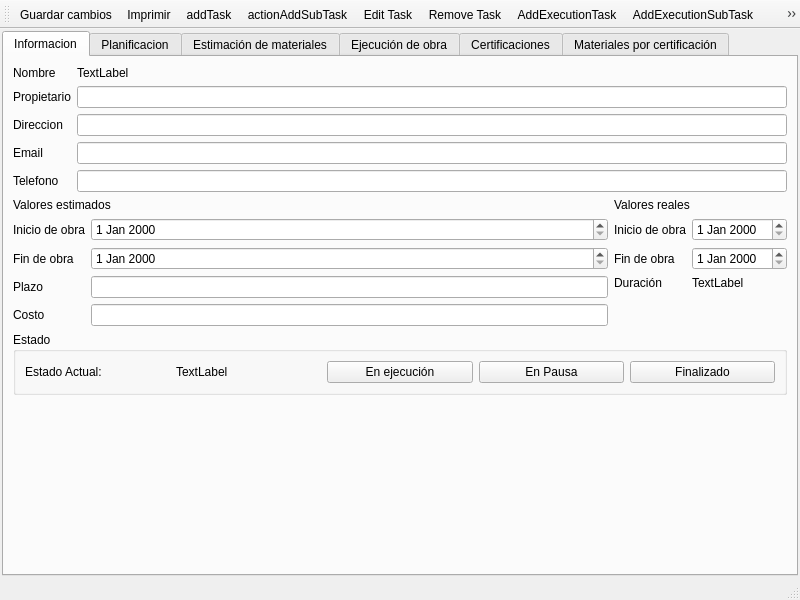
diegowald/mksPlanner, file mksPlanner/views/projectwindow.ui: the form before one commit.
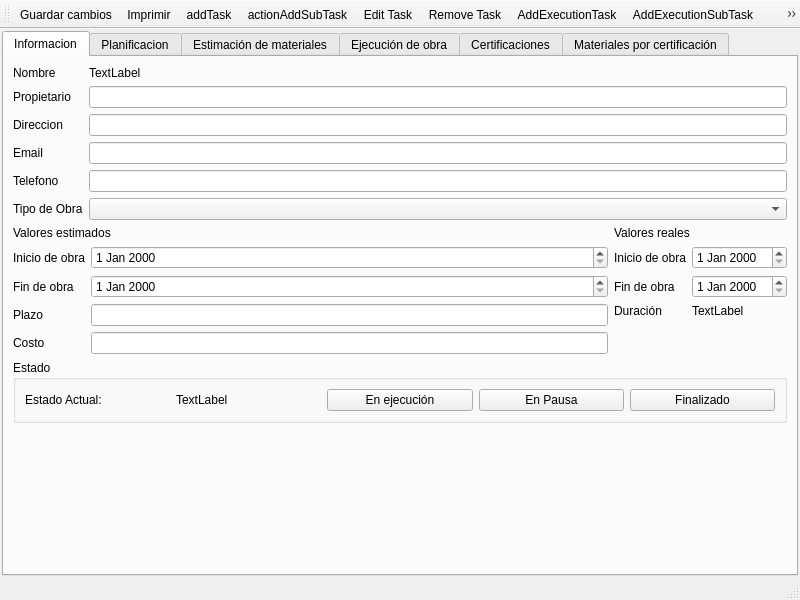
The form after the commit. The open tabs and pages were chosen to show the change. Icons and pictures are not drawn. Custom widgets are drawn as their Qt base class.

Commit message: Now it draws the % done in yellow.

```diff
--- a/mksPlanner/views/projectwindow.ui
+++ b/mksPlanner/views/projectwindow.ui
@@ -226,6 +226,16 @@
               </property>
              </widget>
             </item>
+            <item row="5" column="0">
+             <widget class="QLabel" name="label_22">
+              <property name="text">
+               <string>Tipo de Obra</string>
+              </property>
+             </widget>
+            </item>
+            <item row="5" column="1">
+             <widget class="QComboBox" name="cboTipoDeObra"/>
+            </item>
            </layout>
           </item>
          </layout>
```
Left out of the diff: 37 changed lines with no effect on the pictures. The commit also changes 1 other file.
